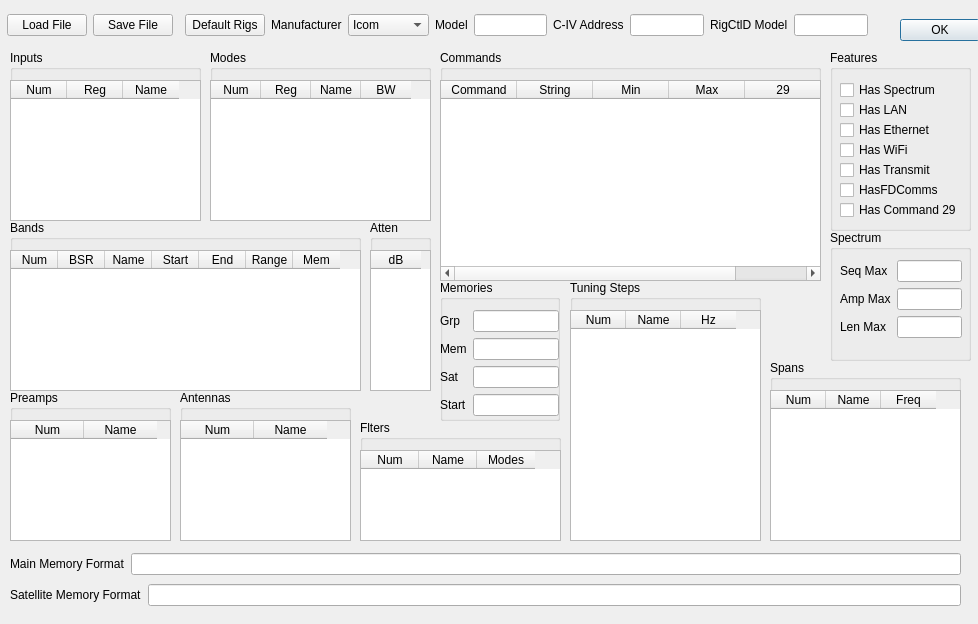
The window that rigcreator.ui (adecarolis/wfweb) describes before a commit, drawn with Qt 5.
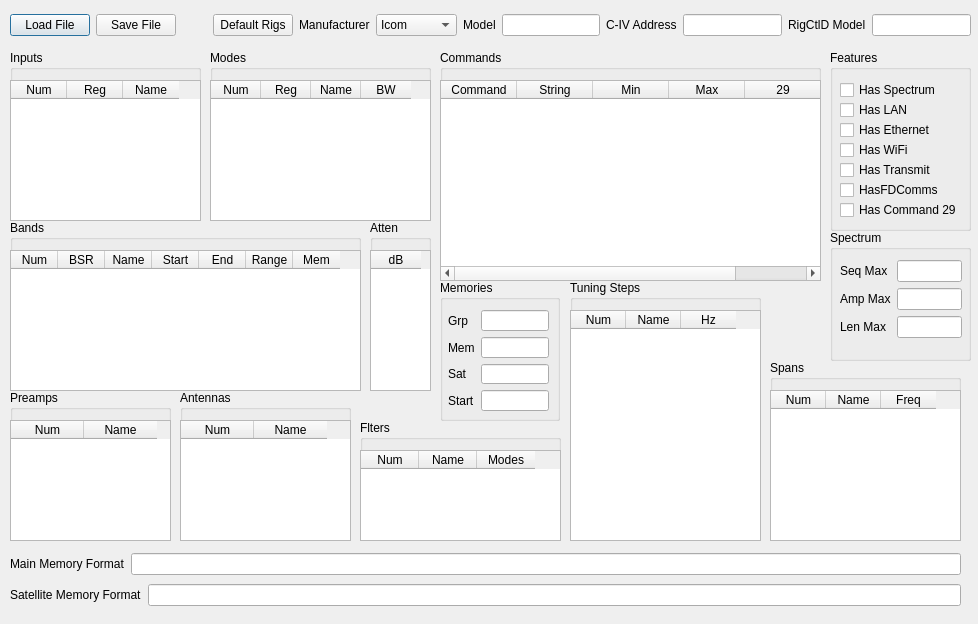
The same window after the commit. Custom widgets are drawn as their Qt base class.

```diff
--- a/rigcreator.ui
+++ b/rigcreator.ui
@@ -19,40 +19,12 @@
   <property name="windowTitle">
    <string>Rig Creator</string>
   </property>
-  <widget class="QWidget" name="horizontalLayoutWidget">
-   <property name="geometry">
-    <rect>
-     <x>900</x>
-     <y>10</y>
-     <width>81</width>
-     <height>41</height>
-    </rect>
-   </property>
-   <layout class="QHBoxLayout" name="horizontalLayout">
-    <item>
-     <widget class="QDialogButtonBox" name="buttonBox">
-      <property name="sizePolicy">
-       <sizepolicy hsizetype="Maximum" vsizetype="Fixed">
-        <horstretch>0</horstretch>
-        <verstretch>0</verstretch>
-       </sizepolicy>
-      </property>
-      <property name="orientation">
-       <enum>Qt::Vertical</enum>
-      </property>
-      <property name="standardButtons">
-       <set>QDialogButtonBox::Ok</set>
-      </property>
-     </widget>
-    </item>
-   </layout>
-  </widget>
   <widget class="QWidget" name="verticalLayoutWidget">
    <property name="geometry">
     <rect>
-     <x>7</x>
+     <x>10</x>
      <y>10</y>
-     <width>861</width>
+     <width>961</width>
      <height>31</height>
     </rect>
    </property>
@@ -1074,10 +1046,10 @@
    <widget class="QWidget" name="formLayoutWidget_2">
     <property name="geometry">
      <rect>
-      <x>0</x>
+      <x>8</x>
       <y>30</y>
-      <width>119</width>
-      <height>111</height>
+      <width>101</width>
+      <height>101</height>
      </rect>
     </property>
     <layout class="QFormLayout" name="formLayout">
```
Left out of the diff: 35 changed lines with no effect on the pictures.
